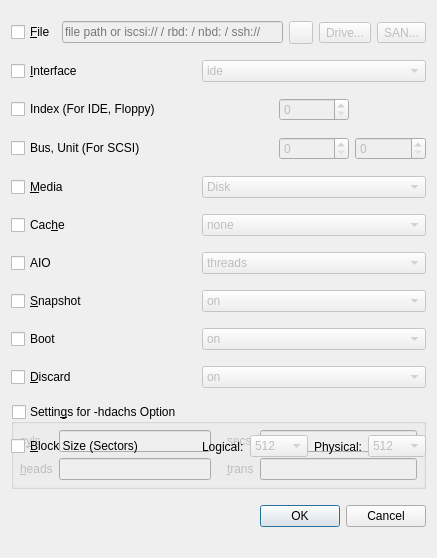
First picture: the form in src/Add_New_Device_Window.ui, repository chronic8000/aqemu, before the edit.
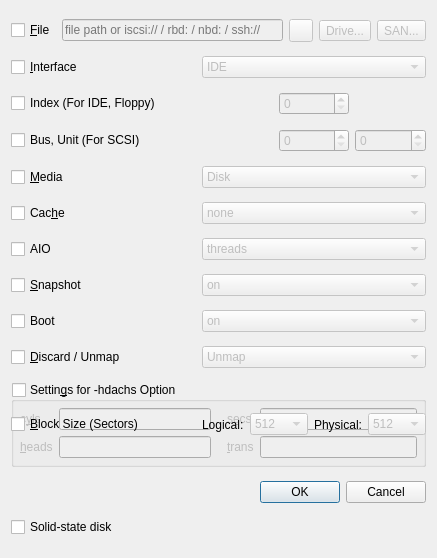
Second picture: the form after the edit. Icons and pictures are not drawn. Custom widgets are drawn as their Qt base class.

The edit to the form file:
```diff
--- a/src/Add_New_Device_Window.ui
+++ b/src/Add_New_Device_Window.ui
@@ -104,7 +104,7 @@
      </property>
      <item>
       <property name="text">
-       <string>ide</string>
+       <string>IDE</string>
       </property>
      </item>
      <item>
@@ -469,6 +469,16 @@
      </layout>
     </widget>
    </item>
+   <item row="12" column="0" colspan="5">
+    <widget class="QCheckBox" name="CH_SSD">
+     <property name="text">
+      <string>Solid-state disk</string>
+     </property>
+     <property name="toolTip">
+      <string>Tell the guest this disk is an SSD. AHCI and VirtIO SCSI get rotation_rate=1. IDE, plain SCSI, VirtIO block, and NVMe keep their normal bus.</string>
+     </property>
+    </widget>
+   </item>
    <item row="11" column="0" colspan="5">
     <layout class="QHBoxLayout" name="horizontalLayout_2">
      <property name="sizeConstraint">
@@ -499,7 +509,7 @@
    <item row="9" column="0">
     <widget class="QCheckBox" name="CH_Discard">
      <property name="text">
-      <string>&amp;Discard</string>
+      <string>&amp;Discard / Unmap</string>
      </property>
     </widget>
    </item>
@@ -510,7 +520,7 @@
      </property>
      <item>
       <property name="text">
-       <string>on</string>
+       <string>Unmap</string>
       </property>
      </item>
      <item>
```
Left out of the diff: 22 changed lines with no effect on the pictures.
